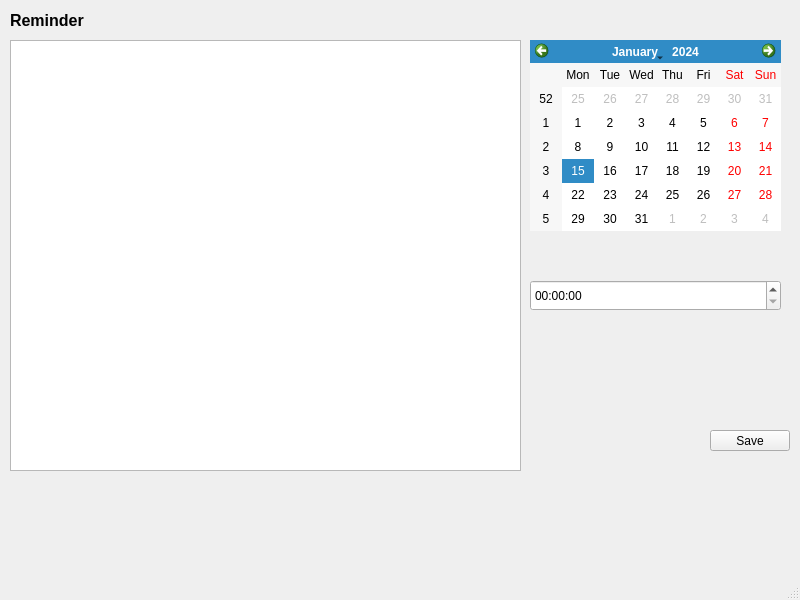
The window that reminders.ui (razashahid107/NOTEPAD-QT) describes before a commit, drawn with Qt 5.
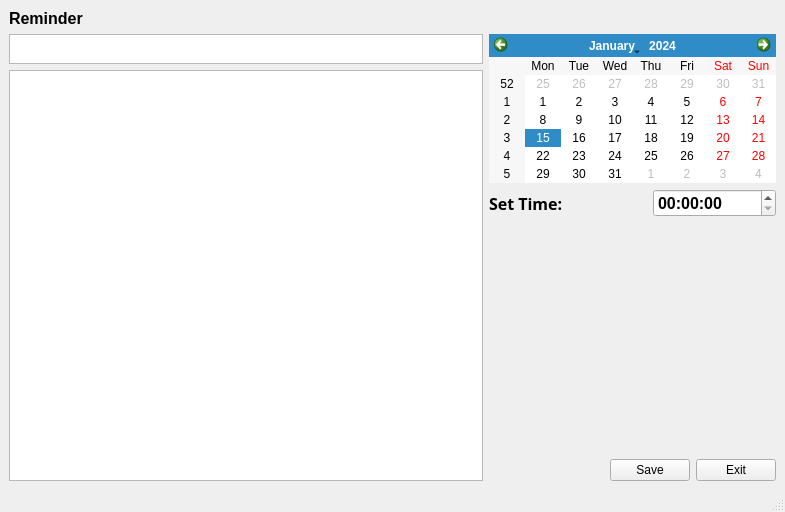
The same window after the commit.

Commit message: Added Reminders with all functionalities except ringing

What changed in the file:
```diff
--- a/reminders.ui
+++ b/reminders.ui
@@ -6,53 +6,73 @@
    <rect>
     <x>0</x>
     <y>0</y>
-    <width>800</width>
-    <height>600</height>
+    <width>785</width>
+    <height>512</height>
    </rect>
   </property>
   <property name="windowTitle">
    <string>MainWindow</string>
   </property>
   <widget class="QWidget" name="centralwidget">
-   <widget class="QPlainTextEdit" name="plainTextEdit">
-    <property name="geometry">
-     <rect>
-      <x>10</x>
-      <y>40</y>
-      <width>511</width>
-      <height>431</height>
-     </rect>
-    </property>
-   </widget>
-   <widget class="QCalendarWidget" name="calendarWidget">
-    <property name="geometry">
-     <rect>
-      <x>530</x>
-      <y>40</y>
-      <width>251</width>
-      <height>191</height>
-     </rect>
-    </property>
-   </widget>
+   <layout class="QGridLayout" name="gridLayout">
+    <item row="3" column="1">
+     <widget class="QLabel" name="label_2">
+      <property name="font">
+       <font>
+        <family>Serifa</family>
+        <pointsize>12</pointsize>
+        <weight>75</weight>
+        <bold>true</bold>
+       </font>
+      </property>
+      <property name="text">
+       <string>Set Time:</string>
+      </property>
+     </widget>
+    </item>
+    <item row="3" column="4" colspan="2">
    <widget class="QTimeEdit" name="timeEdit">
-    <property name="geometry">
-     <rect>
-      <x>530</x>
-      <y>280</y>
-      <width>251</width>
-      <height>31</height>
-     </rect>
-    </property>
-   </widget>
+      <property name="font">
+       <font>
+        <pointsize>12</pointsize>
+        <weight>75</weight>
+        <bold>true</bold>
+       </font>
+      </property>
+     </widget>
+    </item>
+    <item row="1" column="1" rowspan="2" colspan="5">
+     <widget class="QCalendarWidget" name="calender"/>
+    </item>
+    <item row="3" column="2" colspan="2">
+     <spacer name="horizontalSpacer_2">
+      <property name="orientation">
+       <enum>Qt::Horizontal</enum>
+      </property>
+      <property name="sizeHint" stdset="0">
+       <size>
+        <width>76</width>
+        <height>20</height>
+       </size>
+      </property>
+     </spacer>
+    </item>
+    <item row="5" column="3" colspan="2">
+     <widget class="QPushButton" name="save_pushButton">
+      <property name="text">
+       <string>Save</string>
+      </property>
+     </widget>
+    </item>
+    <item row="5" column="5">
+     <widget class="QPushButton" name="exit_pushButton">
+      <property name="text">
+       <string>Exit</string>
+      </property>
+     </widget>
+    </item>
+    <item row="0" column="0">
    <widget class="QLabel" name="label">
-    <property name="geometry">
-     <rect>
-      <x>10</x>
-      <y>10</y>
-      <width>81</width>
-      <height>21</height>
-     </rect>
-    </property>
     <property name="font">
      <font>
       <family>Nirmala UI</family>
@@ -65,19 +85,47 @@
      <string>Reminder</string>
     </property>
    </widget>
-   <widget class="QPushButton" name="pushButton">
-    <property name="geometry">
-     <rect>
-      <x>710</x>
-      <y>430</y>
-      <width>80</width>
-      <height>21</height>
-     </rect>
-    </property>
-    <property name="text">
-     <string>Save</string>
-    </property>
-   </widget>
+    </item>
+    <item row="2" column="0" rowspan="4">
+     <widget class="QPlainTextEdit" name="reminderBody"/>
+    </item>
+    <item row="1" column="0">
+     <widget class="QPlainTextEdit" name="reminderTitle">
+      <property name="maximumSize">
+       <size>
+        <width>16777215</width>
+        <height>30</height>
+       </size>
+      </property>
+     </widget>
+    </item>
+    <item row="4" column="3">
+     <spacer name="verticalSpacer">
+      <property name="orientation">
+       <enum>Qt::Vertical</enum>
+      </property>
+      <property name="sizeHint" stdset="0">
+       <size>
+        <width>20</width>
+        <height>197</height>
+       </size>
+      </property>
+     </spacer>
+    </item>
+    <item row="5" column="1" colspan="2">
+     <spacer name="horizontalSpacer">
+      <property name="orientation">
+       <enum>Qt::Horizontal</enum>
+      </property>
+      <property name="sizeHint" stdset="0">
+       <size>
+        <width>111</width>
+        <height>20</height>
+       </size>
+      </property>
+     </spacer>
+    </item>
+   </layout>
   </widget>
   <widget class="QMenuBar" name="menubar">
    <property name="geometry">
```
Left out of the diff: 2 changed lines with no effect on the pictures. Lines whose indentation alone changed are shown as unchanged. The commit also changes 9 other files.
